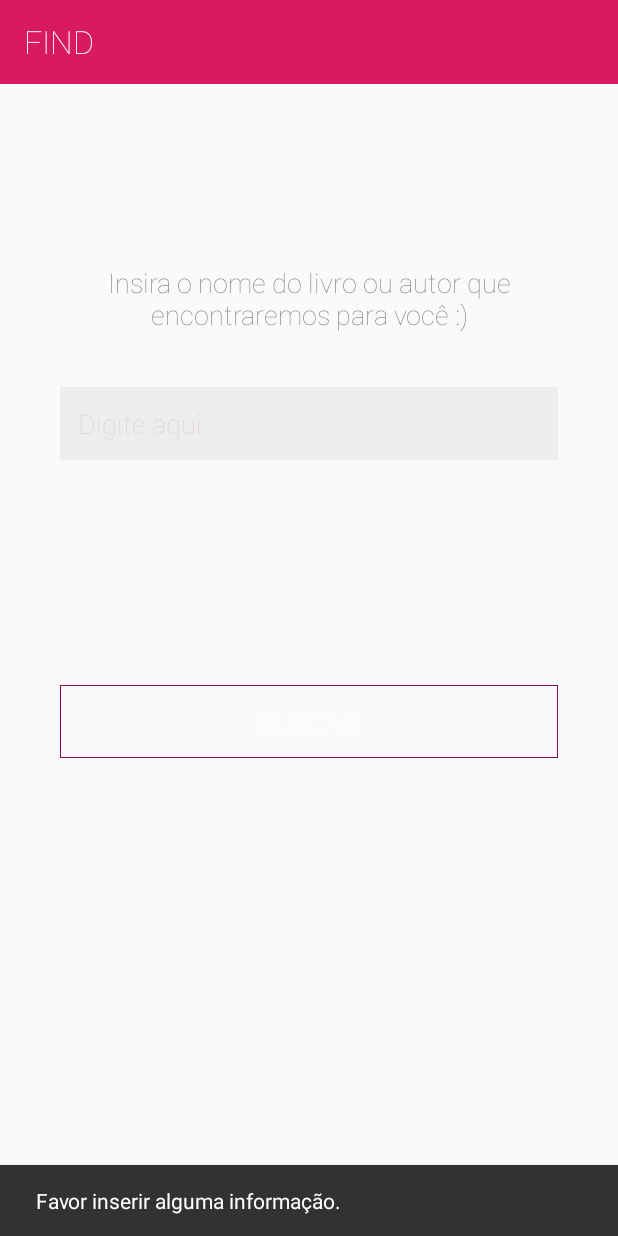
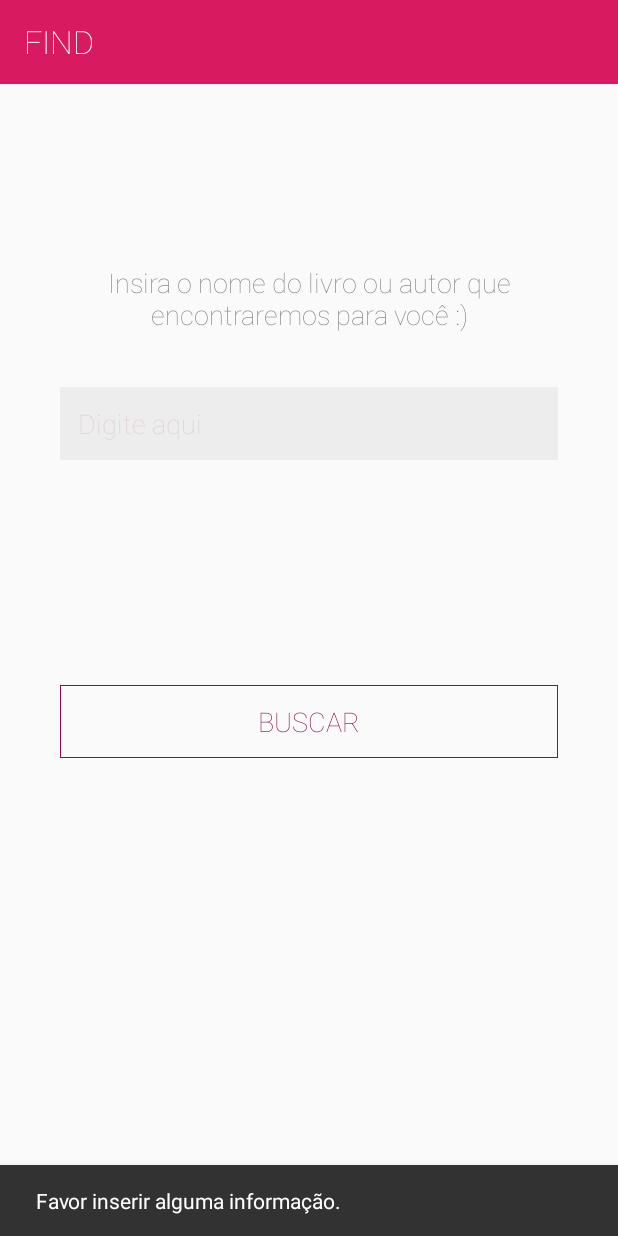
Before and after one commit to AlineRamos19/FindMyBook, an Android app: the screen it shows after launch (FindActivity), after a tap on "BUSCAR", on a phone screen of 412 x 824 dp. Run offline under Robolectric (Android 15) with nearby library versions, the phone set to English and light mode, and no system bars.

Commit message:
fragment for book not found

```diff
--- a/app/build.gradle
+++ b/app/build.gradle
@@ -27,6 +27,7 @@ dependencies {
     implementation "org.jetbrains.kotlin:kotlin-stdlib-jre7:$kotlin_version"
     implementation 'com.android.support:appcompat-v7:27.1.1'
     implementation 'com.android.support.constraint:constraint-layout:1.1.0'
+    implementation 'com.android.support:support-v4:27.1.1'
     testImplementation 'junit:junit:4.12'
     implementation 'com.squareup.retrofit2:retrofit:2.3.0'
     implementation 'com.android.support:design:27.1.1'
--- a/app/src/main/java/br/com/android/aline/findmybook/activity/BooksListActivity.kt
+++ b/app/src/main/java/br/com/android/aline/findmybook/activity/BooksListActivity.kt
@@ -52,11 +52,12 @@ class BooksListActivity : AppCompatActivity(), BookListView {
         progress_bar.visibility = View.INVISIBLE
 
         if (list != null) {
-            title_toolbar_book.setText("Livros")
+            title_toolbar_book.setText(getString(R.string.title_toolbar_livros))
             val adapter = BookListAdapter(list, context)
             recycler.adapter = adapter
         } else {
-            not_found.visibility = View.VISIBLE
+            val bookNotFoundFragment = BookNotFoundFragment()
+            supportFragmentManager.beginTransaction().replace(R.id.frag_book_not_found, bookNotFoundFragment).commit()
             title_toolbar_book.setText("")
         }
     }
--- a/app/src/main/java/br/com/android/aline/findmybook/activity/FindActivity.kt
+++ b/app/src/main/java/br/com/android/aline/findmybook/activity/FindActivity.kt
@@ -28,7 +28,7 @@ class FindActivity : AppCompatActivity(), FindView {
 
         setSupportActionBar(toolbar_find as Toolbar?)
         supportActionBar!!.setDisplayShowTitleEnabled(true)
-       title_toolbar_book.text = "FIND"
+       title_toolbar_book.text = getString(R.string.title_toolbar_find)
     }
 
     override fun onStart() {
@@ -39,7 +39,7 @@ class FindActivity : AppCompatActivity(), FindView {
     private fun checkEdit() {
 
         btn_find.setOnClickListener {
-            btn_find.setTextColor(resources.getColor(android.R.color.white))
+
             strBook = edit_book.text.toString()
 
             val checkNetwork: Boolean = presenter.checkNetwork()
@@ -49,12 +49,12 @@ class FindActivity : AppCompatActivity(), FindView {
                     intent.putExtra("bookUser", strBook)
                     startActivity(intent)
                 } else {
-                    showMessage("Favor inserir alguma informação.")
+                    showMessage(getString(R.string.put_information))
                 }
             } else {
                 val builder = AlertDialog.Builder(this@FindActivity)
                 builder.setTitle("Atenção")
-                builder.setMessage("Nenhuma rede disponivel.\nVerifique conexão e " +
+                builder.setMessage("Nenhuma rede disponível.\nVerifique a conexão e " +
                         "tente novamente.")
                 builder.setPositiveButton("Ok"){
                     dialog, i ->
--- /dev/null
+++ b/app/src/main/res/drawable/state_color.xml
@@ -0,0 +1,6 @@
+<selector xmlns:android="http://schemas.android.com/apk/res/android">
+    <item  android:state_selected="true" android:color="#FFFFFF"
+        />
+    <item android:state_pressed="true" android:color="#FFFFFF"/>
+    <item android:color="@color/colorPrimaryDark" />
+</selector>
--- a/app/src/main/res/layout/activity_find.xml
+++ b/app/src/main/res/layout/activity_find.xml
@@ -49,7 +49,7 @@
 
 
     <TextView
-        android:textColor="@color/colorPrimaryDark"
+        android:textColor="@drawable/state_color"
         android:fontFamily="sans-serif-thin"
         android:id="@+id/btn_find"
         android:layout_width="match_parent"
--- a/app/src/main/res/layout/item_clicked.xml
+++ b/app/src/main/res/layout/item_clicked.xml
@@ -57,9 +57,9 @@
         android:layout_width="match_parent"
         android:layout_height="wrap_content"
         android:id="@+id/sale_dialog"
-        android:text="Ver na loja"
+        android:text="@string/see_in_store"
         android:gravity="end"
         android:layout_marginTop="24dp"
-        android:textColor="@color/colorAccent"/>
+        android:textColor="@color/colorPrimaryDark"/>
 
 </LinearLayout>
--- a/app/src/main/res/layout/row_book.xml
+++ b/app/src/main/res/layout/row_book.xml
@@ -18,6 +18,7 @@
         android:orientation="vertical">
 
         <ImageView
+            android:contentDescription="@string/content_description"
             android:id="@+id/image_book"
             android:layout_width="120dp"
             android:layout_height="150dp"
--- a/app/src/main/res/values/colors.xml
+++ b/app/src/main/res/values/colors.xml
@@ -2,5 +2,5 @@
 <resources>
     <color name="colorPrimary">#D81B60</color>
     <color name="colorPrimaryDark">#880E4F</color>
-    <color name="colorAccent">#00ACC1</color>
+    <color name="colorAccent">#3498DB</color>
 </resources>
--- a/app/src/main/res/values/strings.xml
+++ b/app/src/main/res/values/strings.xml
@@ -3,4 +3,13 @@
     <string name="label_find_your_book">Insira o nome do livro ou autor que encontraremos para você :)</string>
     <string name="hint_write_here">Digite aqui</string>
     <string name="btn_find">BUSCAR</string>
+    <string name="content_description">Image of book</string>
+    <string name="see_in_store">Ver na loja</string>
+    <string name="title_toolbar_livros">Livros</string>
+    <string name="label_check_words">Por favor, verifique a ortografia e tente novamente.</string>
+    <string name="book_not_found">Livro não encontrado</string>
+    <string name="try_again">refazer pesquisa</string>
+    <string name="title_toolbar_find">FIND</string>
+    <string name="put_information">Favor inserir alguma informação.</string>
+
 </resources>
```
Also changed, not shown: app/src/main/java/br/com/android/aline/findmybook/activity/BookNotFoundFragment.kt (added, +28 -0 lines), app/src/main/res/layout/activity_books_list.xml (+14 -14 lines), app/src/main/res/layout/fragment_book_not_found.xml (added, +53 -0 lines), app/src/main/ic_book-web.png (added), app/src/main/ic_booknotfound-web.png (added), app/src/main/res/mipmap-hdpi/ic_booknotfound.png (added), app/src/main/res/mipmap-mdpi/ic_booknotfound.png (added), app/src/main/res/mipmap-xhdpi/ic_booknotfound.png (added), app/src/main/res/mipmap-xxhdpi/ic_booknotfound.png (added), app/src/main/res/mipmap-xxxhdpi/ic_booknotfound.png (added).
